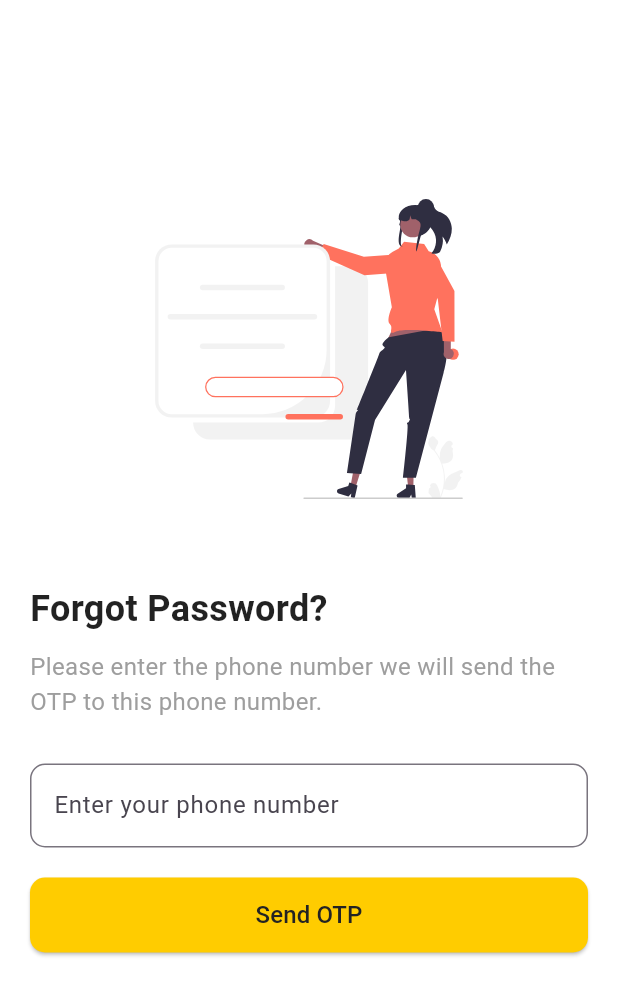
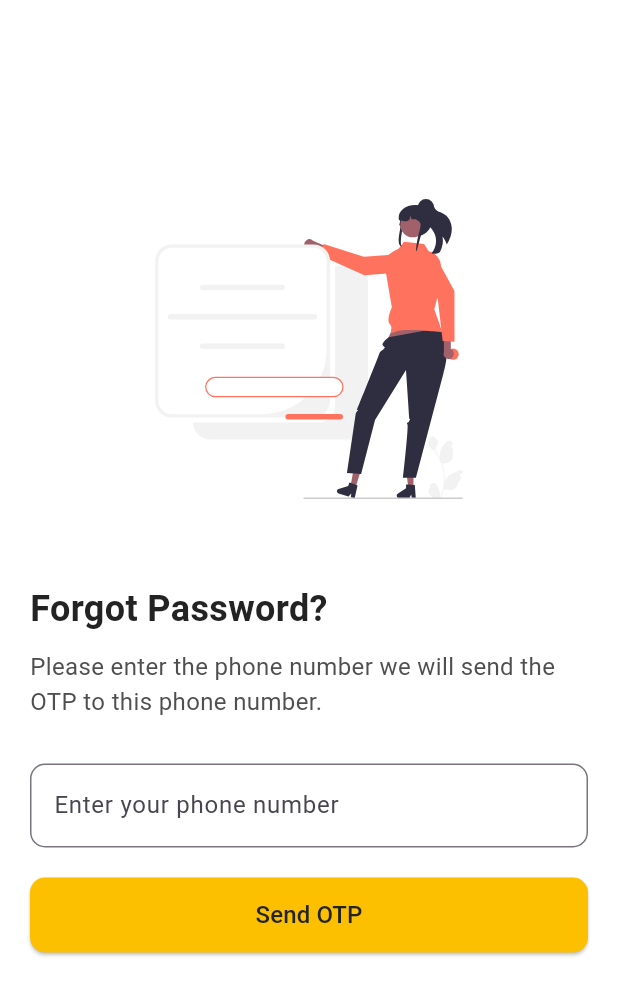
Before and after one commit to rezjaq/dis_app, a Flutter app: the ForgetPasswordScreen screen opened by its route, on a phone screen of 412 x 824 dp. Shown: the top 995 px of the screen. Run offline on Flutter 3.47's test engine with Material 3 defaults, Android fonts, the light colour scheme and no system bars; our stand-ins replace camera, flutter_secure_storage, flutter_svg, get, get_storage, logger and 1 more; accounts and stored records are empty.

Commit message:
add page transition scale

```diff
--- a/lib/features/auth/screens/forgetPass_screen.dart
+++ b/lib/features/auth/screens/forgetPass_screen.dart
@@ -1,8 +1,15 @@
+import 'package:dis_app/features/auth/screens/otp_screen.dart';
 import 'package:flutter/material.dart';
 import 'package:dis_app/utils/constants/colors.dart';
 import 'package:flutter_svg/flutter_svg.dart';
+import 'package:page_transition/page_transition.dart';
 
-class ForgetPasswordScreen extends StatelessWidget {
+class ForgetPasswordScreen extends StatefulWidget {
+  @override
+  _ForgetPasswordScreenState createState() => _ForgetPasswordScreenState();
+}
+
+class _ForgetPasswordScreenState extends State<ForgetPasswordScreen> {
   @override
   Widget build(BuildContext context) {
     return Scaffold(
@@ -27,7 +34,7 @@ class ForgetPasswordScreen extends StatelessWidget {
                 style: TextStyle(
                   fontSize: 24,
                   fontWeight: FontWeight.bold,
-                  color: Colors.black87,
+                  color: DisColors.black,
                 ),
               ),
               SizedBox(height: 10),
@@ -35,7 +42,7 @@ class ForgetPasswordScreen extends StatelessWidget {
                 'Please enter the phone number we will send the OTP to this phone number.',
                 style: TextStyle(
                   fontSize: 16,
-                  color: Colors.grey,
+                  color: DisColors.darkerGrey,
                 ),
               ),
               SizedBox(height: 30),
@@ -53,11 +60,19 @@ class ForgetPasswordScreen extends StatelessWidget {
                 width: double.infinity,
                 height: 50,
                 child: ElevatedButton(
-                  onPressed: () {
-                    Navigator.pushNamed(context, '/otp-screen');
+                  onPressed: () async {
+                    // Navigate to OTP screen without loading animation
+                    Navigator.push(
+                      context,
+                      PageTransition(
+                        type: PageTransitionType.scale,
+                        alignment: Alignment.center,
+                        child: OtpVerificationScreen(),
+                      ),
+                    );
                   },
                   style: ElevatedButton.styleFrom(
-                    backgroundColor: Color(0xFFFFCC00),
+                    backgroundColor: DisColors.primary,
                     shape: RoundedRectangleBorder(
                       borderRadius: BorderRadius.circular(10),
                     ),
```
